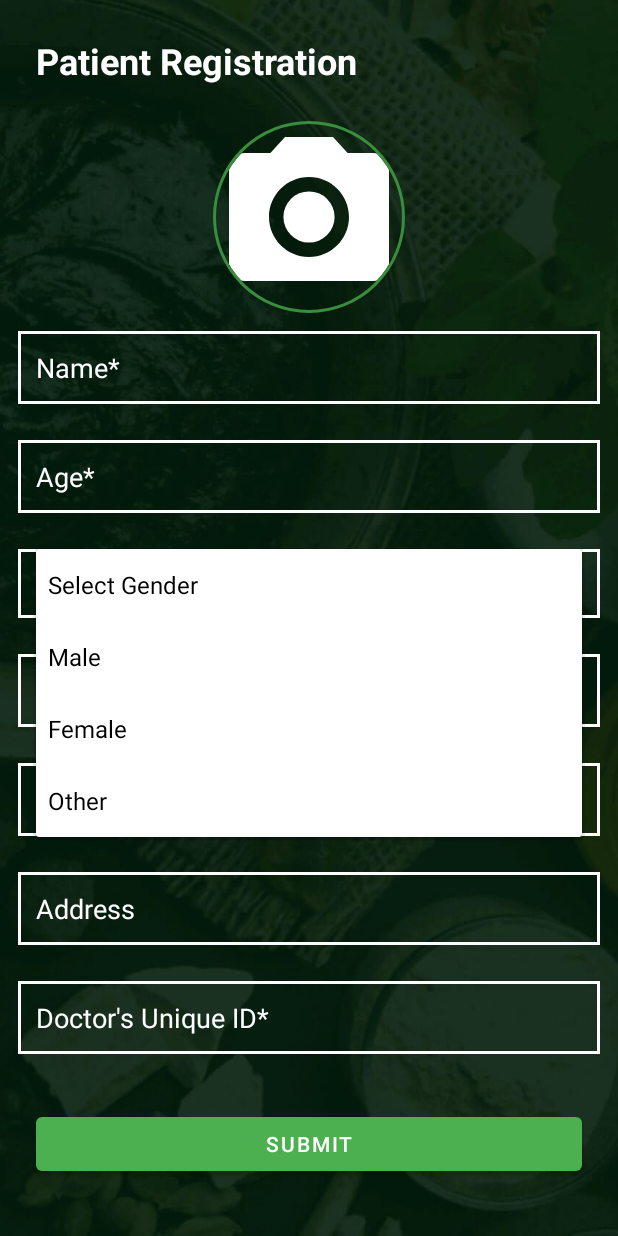
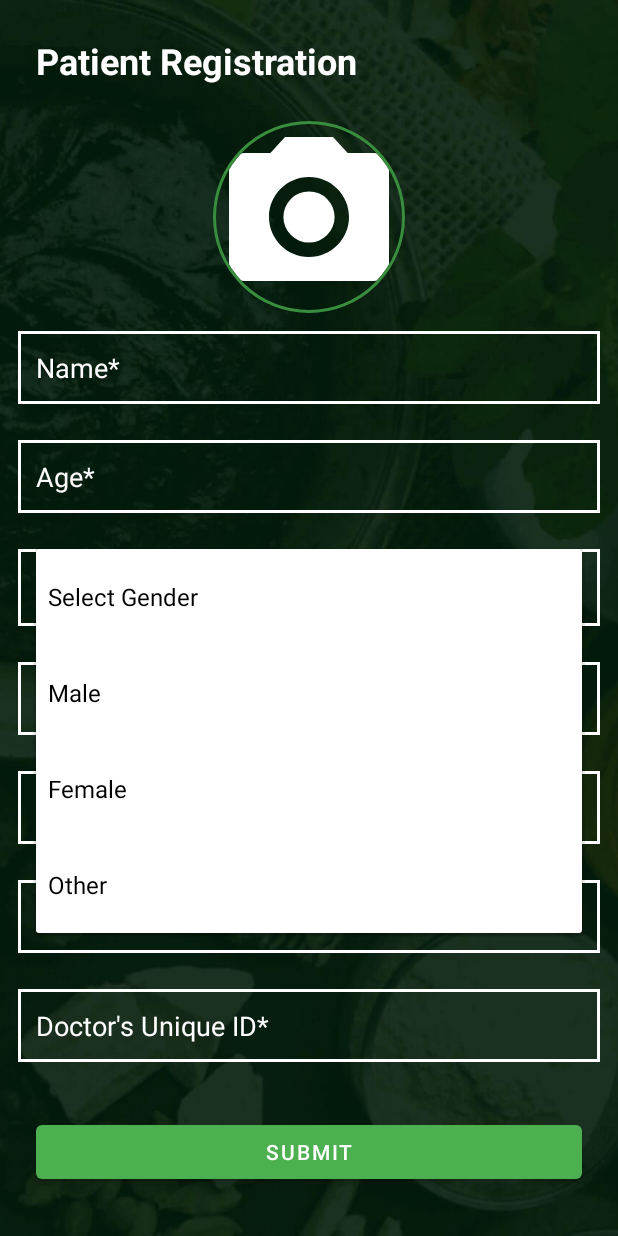
Before and after one commit to beingvaidya/BeingVaidya, an Android app: the PatientRegistration screen opened through its navigation route, after a tap on "Select Gender", on a phone screen of 412 x 824 dp. Run offline under Robolectric (Android 15) with nearby library versions, the light colour scheme and no system bars; our stand-ins replace CircleImageView, Firebase (no records; nobody signed in at launch, a user with empty details on screens opened directly); libraries missing offline, so code that uses them is left out: in.aabhasjindal.otptextview; pictures from the network do not load.

Commit message:
versionCode 12         versionName "2.0"

```diff
--- a/app/build.gradle
+++ b/app/build.gradle
@@ -18,8 +18,8 @@ android {
         applicationId "com.ayur.beingvaidya"
         minSdkVersion 17
         targetSdkVersion 30
-        versionCode 11
-        versionName "1.9"
+        versionCode 12
+        versionName "2.0"
 
         testInstrumentationRunner "androidx.test.runner.AndroidJUnitRunner"
         multiDexEnabled true
--- a/app/src/main/AndroidManifest.xml
+++ b/app/src/main/AndroidManifest.xml
@@ -50,7 +50,9 @@
         <activity android:name=".ui.activities.HowToAddPatientsActivity" />
         <activity
             android:name=".ui.activities.ActivityAuthentication"
-            android:windowSoftInputMode="adjustResize" />
+            android:windowSoftInputMode="adjustResize"
+
+            />
         <activity android:name=".ui.activities.SplashScreenActivity">
             <intent-filter>
                 <action android:name="android.intent.action.MAIN" />
--- a/app/src/main/java/com/mayurkakade/beingvaidya/ui/fragments/auth/PatientRegistration.java
+++ b/app/src/main/java/com/mayurkakade/beingvaidya/ui/fragments/auth/PatientRegistration.java
@@ -22,6 +22,7 @@ import android.util.Log;
 import android.view.LayoutInflater;
 import android.view.View;
 import android.view.ViewGroup;
+import android.widget.ArrayAdapter;
 import android.widget.Button;
 import android.widget.EditText;
 import android.widget.ImageView;
@@ -337,6 +338,14 @@ public class PatientRegistration extends Fragment {
         et_age = view.findViewById(R.id.et_age);
 //        et_age.setText("30");
         sp_gender = view.findViewById(R.id.sp_gender);
+
+        ArrayAdapter adapter = ArrayAdapter.createFromResource(requireContext(),
+                R.array.sp_gender, R.layout.spinner_item);
+
+        adapter.setDropDownViewResource(R.layout.spinner_dropdown_item);
+        sp_gender.setAdapter(adapter);
+
+
         et_phone_no = view.findViewById(R.id.et_phone_no);
 //        et_phone_no.setText("745378987");
         et_email = view.findViewById(R.id.et_email);
--- a/app/src/main/java/com/mayurkakade/beingvaidya/ui/fragments/doctor/MyViewModel.java
+++ b/app/src/main/java/com/mayurkakade/beingvaidya/ui/fragments/doctor/MyViewModel.java
@@ -123,6 +123,8 @@ public class MyViewModel {
                             }
 
                         }
+
+                        onQueryDataListener.onSuccess();
                     }else {
                         onQueryDataListener.onSuccess();
                     }
--- a/app/src/main/res/layout/fragment_patient_registration.xml
+++ b/app/src/main/res/layout/fragment_patient_registration.xml
@@ -72,7 +72,6 @@
             android:layout_height="wrap_content"
             android:layout_margin="12dp"
             android:hint="Gender*"
-            android:theme="@style/spinner"
             android:textColor="@color/white"
             android:textColorHint="@color/white"
             android:entries="@array/sp_gender"
--- a/app/src/main/res/layout/fragment_patients.xml
+++ b/app/src/main/res/layout/fragment_patients.xml
@@ -19,10 +19,10 @@
        android:layout_height="match_parent"/>
 
    <ProgressBar
+       android:id="@+id/progressBar"
        android:layout_width="wrap_content"
        android:layout_height="wrap_content"
-      android:id="@+id/progressBar"
-       android:layout_centerInParent="true"/>
+       android:layout_centerInParent="true" />
 
 
 
--- /dev/null
+++ b/app/src/main/res/layout/spinner_dropdown_item.xml
@@ -0,0 +1,9 @@
+<?xml version="1.0" encoding="utf-8"?>
+<CheckedTextView xmlns:android="http://schemas.android.com/apk/res/android"
+    android:id="@android:id/text1"
+    style="?android:attr/spinnerDropDownItemStyle"
+    android:layout_width="match_parent"
+    android:layout_height="?android:attr/listPreferredItemHeight"
+    android:ellipsize="marquee"
+    android:textColor="@color/black"
+    android:singleLine="true" />
--- /dev/null
+++ b/app/src/main/res/layout/spinner_item.xml
@@ -0,0 +1,7 @@
+<?xml version="1.0" encoding="utf-8"?>
+<TextView xmlns:android="http://schemas.android.com/apk/res/android"
+android:id="@android:id/text1"
+android:layout_width="match_parent"
+android:layout_height="wrap_content"
+android:textSize="20sp"
+android:textColor="@color/white" />
--- a/app/src/main/res/values/themes.xml
+++ b/app/src/main/res/values/themes.xml
@@ -8,19 +8,23 @@
         <!-- Secondary brand color. -->
         <item name="colorSecondary">@color/teal_200</item>
         <item name="colorSecondaryVariant">@color/teal_700</item>
-        <item name="colorOnSecondary">@color/black</item>
+        <item name="colorOnSecondary">@color/white</item>
         <!-- Status bar color. -->
         <item name="android:statusBarColor" tools:targetApi="l">?attr/colorPrimaryVariant</item>
         <!-- Customize your theme here. -->
     </style>
 
 
-    <style name="spinner">
+ <!--   <style name="spinner">
         <item name="colorOnSecondary">@color/white</item>
         <item name="colorAccent">@color/white</item>
 
+    </style>-->
+
+   <!-- <style name="mySpinnerItemStyle" parent="@android:style/Widget.Holo.DropDownItem.Spinner">
+        <item name="android:textColor">@color/my_spinner_text_color</item>
     </style>
-
+-->
     <style name="StyleStepsText">
         <item name="android:layout_width">match_parent</item>
         <item name="android:layout_height">wrap_content</item>
```
Also changed, not shown: app/src/main/java/com/mayurkakade/beingvaidya/data/adapters/LearningAdapter.java (+6 -2 lines).
